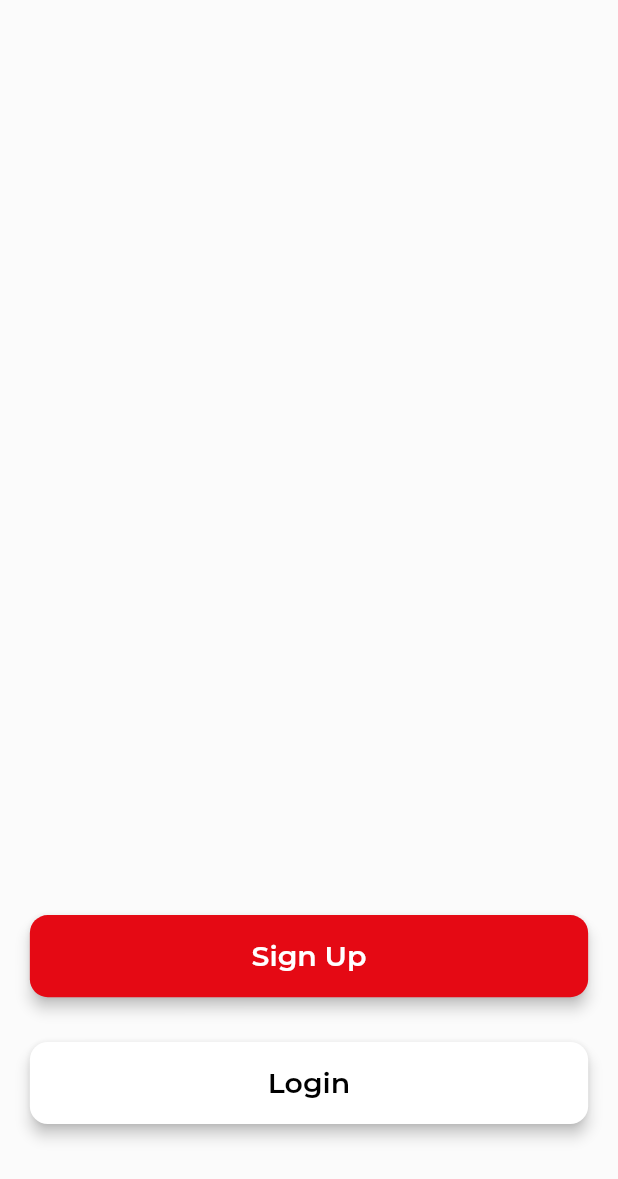
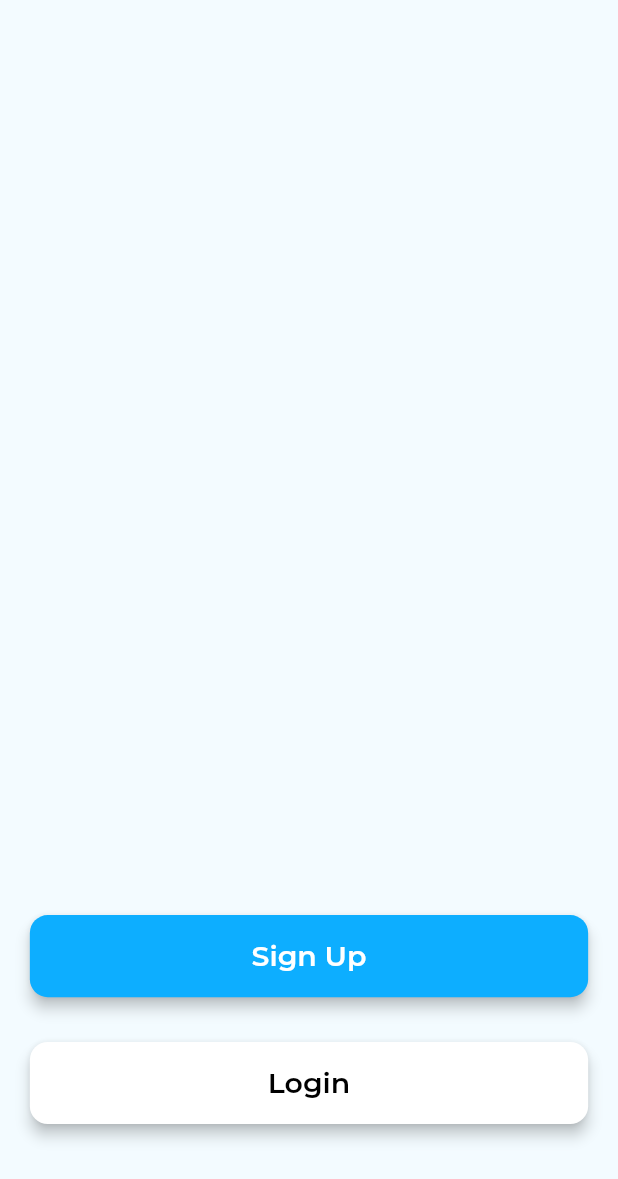
Before and after one commit to AadityaCholayil/Breathe, a Flutter app: the screen it shows after launch, on a phone screen of 412 x 824 dp. Shown: the top 1179 px of the screen. Run offline on Flutter 3.47's test engine with Material 2 defaults, Android fonts, the light colour scheme and no system bars; our stand-ins replace bloc, bloc_concurrency, cloud_firestore, equatable, firebase_auth, firebase_core and 5 more; accounts and stored records are empty; project files that could hold a hidden picture were left out.

Commit message:
home_page.dart :)

```diff
--- a/lib/shared/loading.dart
+++ b/lib/shared/loading.dart
@@ -14,7 +14,7 @@ class Loading extends StatelessWidget {
       child: Center(
         child: SpinKitCircle(
           size: 100.w,
-          color: CustomTheme.brown,
+          color: CustomTheme.accent,
         ),
       ),
     );
@@ -32,7 +32,7 @@ class LoadingPage extends StatelessWidget {
         body: Center(
           child: SpinKitCircle(
             size: 100,
-            color: CustomTheme.brown,
+            color: CustomTheme.accent,
           ),
         ),
       ),
@@ -53,7 +53,7 @@ class LoadingSmall extends StatelessWidget {
       padding: EdgeInsets.all(5.w),
       child: SpinKitCircle(
         size: size,
-        color: CustomTheme.brown,
+        color: CustomTheme.accent,
       ),
     );
   }
@@ -76,7 +76,7 @@ Future<void> showLoadingDialog(BuildContext context) async {
               padding: EdgeInsets.all(20.w),
               child: SpinKitCircle(
                 size: 110.w,
-                color: CustomTheme.brown,
+                color: CustomTheme.accent,
               ),
             ),
           ),
--- a/lib/themes/theme.dart
+++ b/lib/themes/theme.dart
@@ -1,47 +1,18 @@
 import 'package:flutter/material.dart';
 
 class CustomTheme {
-  static Color get bg => const Color(0xFFFBFBFB);
-
-  static Color get onBg => const Color(0xFFF6F6F6);
-
-  static Color get bg2 => const Color(0xFFF3F3F3);
+  static Color get bg => const Color(0xFFF3FBFF);
 
   static Color get card => const Color(0xFFFFFFFF);
 
+  static Color get onAccent => const Color(0xFFFFFFFF);
+
+  static Color get accent => const Color(0xFF0DAEFF);
+
   static Color get t1 => const Color(0xFF000000);
 
-  static Color get t2 => const Color(0xFF818181);
+  static Color get t2 => const Color(0xFF979797);
 
-  static Color get t3 => const Color(0xFFFFFFFF);
-
-  static Color get accent => const Color(0xFFE50914);
-
-  static Color get onAccent => const Color(0xFFFFFFFF);
-
-  static Color get cream => const Color(0xFFFFE6B7);
-
-  static Color get cream70 => const Color(0xFFFFEEC8).withOpacity(0.7);
-
-  static Color get cream15 => const Color(0xFFFFF7E2).withOpacity(0.15);
-
-  static Color get brown => const Color(0xFF3A0E1D);
-
-  static Color get maroon => const Color(0xFF6D270B);
-
-  static Color get red => const Color(0xFFEC1F27);
-
-  static Color get black => const Color(0xFF000000);
-
-  static Color get white => const Color(0xFFFFFFFF);
-
-  static Color get blue => const Color(0xFF30C9C8);
-
-  static Color get yellow => const Color(0xFFFFDE83);
-
-  static Color get greyBlue => const Color(0xFF23292E);
-
-  static Color get green => const Color(0xFF00FF0A);
 
   static ThemeData getTheme(BuildContext context) {
     return ThemeData.from(
```
Also changed, not shown: lib/shared/error_screen.dart (+11 -11 lines), lib/views/home_page.dart (+94 -2 lines), assets/askDoctor.png (added), assets/exercise.png (added), assets/medicineReminder.png (added), assets/report.png (added).
